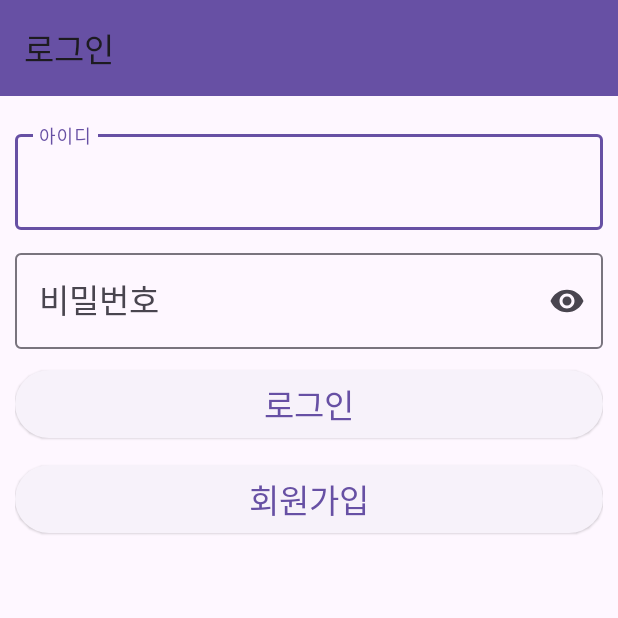
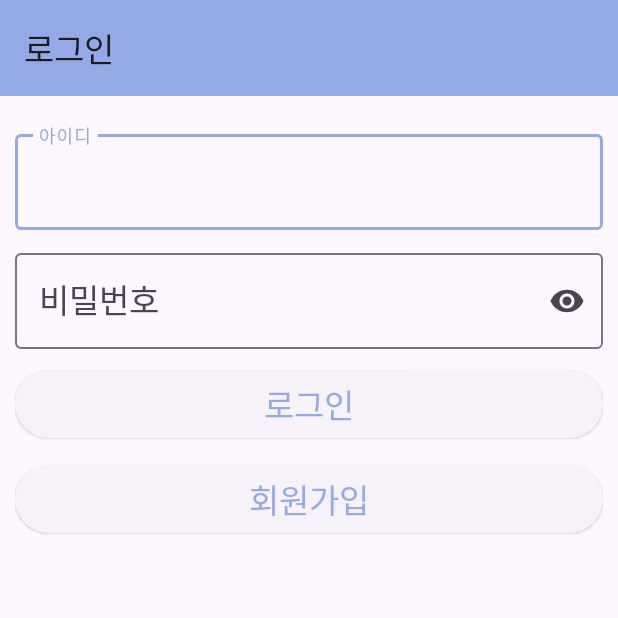
Before and after one commit to Jbrochan/project-board, an Android app: the screen it shows after launch (MainActivity), on a phone screen of 412 x 824 dp, the top half of it. Run offline under Robolectric (Android 15) with nearby library versions, the phone set to English and light mode, and no system bars.

Commit message:
feat: 색상 옵션 추가 및 변경
- 앱 primary color 추가
- 앱 내부의 tool bar style 추가

```diff
--- a/BoardApp/app/src/main/res/values/themes.xml
+++ b/BoardApp/app/src/main/res/values/themes.xml
@@ -3,6 +3,12 @@
     <style name="Base.Theme.BoardApp" parent="Theme.Material3.DayNight.NoActionBar">
         <!-- Customize your light theme here. -->
         <!-- <item name="colorPrimary">@color/my_light_primary</item> -->
+        <item name="colorPrimary">@color/material_dynamic_primary70</item>
+    </style>
+
+    <style name="Theme.BoardApp.ToolBar" parent="ThemeOverlay.Material3.Toolbar.Surface">
+        <item name="colorPrimary">@color/material_dynamic_primary100</item>
+        <item name="android:textColorPrimary">@color/material_dynamic_primary70</item>
     </style>
 
     <style name="Theme.BoardApp" parent="Base.Theme.BoardApp" />
```
